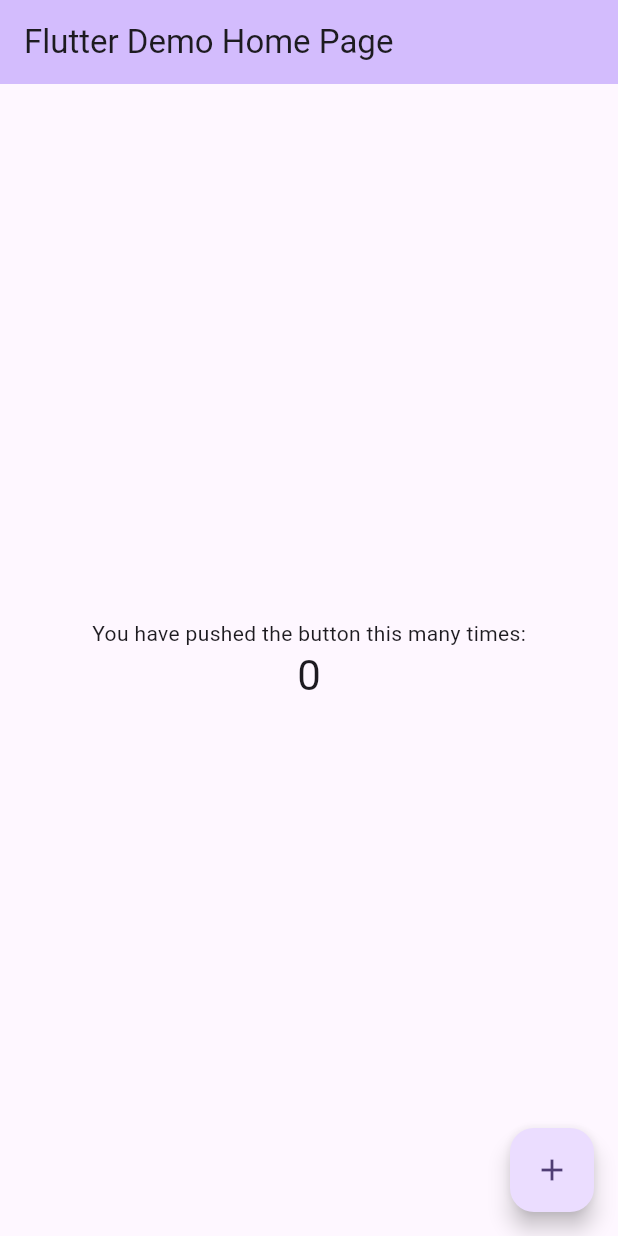
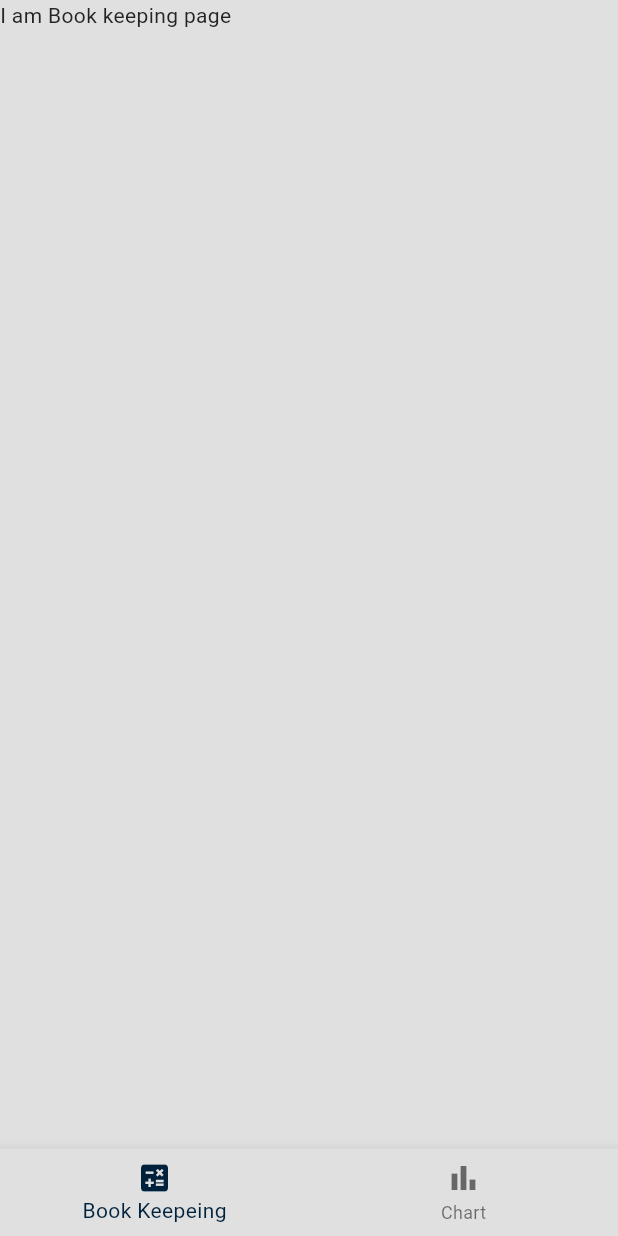
Before and after one commit to TinyMurky/Xpensr, a Flutter app: the screen it shows after launch, on a phone screen of 412 x 824 dp. Run offline on Flutter 3.47's test engine with Material 3 defaults, Android fonts, the phone set to English and light mode, and no system bars.

Commit message:
add botton navigate bar
Add botton Navigate Bar with Bookkeeping and Chart pages

```diff
--- a/lib/core/constants/colors.dart
+++ b/lib/core/constants/colors.dart
@@ -5,8 +5,11 @@ const Color rhoneBlue = Color.fromARGB(255, 206, 226, 223);
 const Color jackDowBlue = Color.fromARGB(255, 21, 2, 1);
 const Color errorRed = Color.fromARGB(255, 224, 83, 61);
 
-const Color darkBackground = Color.fromARGB(255, 18, 18, 18); // 深色背景
-const Color darkSurface = Color.fromARGB(255, 28, 28, 28); // 表面顏色
+const Color white80 = Color.fromARGB(255, 204, 204, 204); // 255 * 80%
+const Color white90 = Color.fromARGB(255, 224, 224, 224); // 255 * 90%
+
+const Color black90 = Color.fromARGB(255, 26, 26, 26); // 深色背景
+const Color darkSurface = Color.fromARGB(255, 51, 51, 51); // 表面顏色
 const Color darkPrimary = Color.fromARGB(255, 0, 82, 147); // 深藍色強調
 const Color darkSecondary = Color.fromARGB(255, 71, 160, 154); // 綠藍色
 const Color darkOnPrimary = Color.fromARGB(255, 240, 248, 255); // 白色文字
--- /dev/null
+++ b/lib/core/constants/screen.dart
@@ -0,0 +1,15 @@
+enum ScreenEnums {
+  bookKeeping, // Main Page, the page user can see all Expense, and with input model
+  chart, // this page user can read the analysis of their spening
+}
+
+
+/// Encapsulate ScreenEnums with index2Enum and Enum2Index function
+extension ScreenEnumsExtension on ScreenEnums {
+
+  /// Get ScreenEnums By input index
+  static ScreenEnums fromIndex (int index) => ScreenEnums.values[index];
+
+  /// Return Index directly, Same as ScreenEnums.chart.index
+  int get toIndex => index;
+}
--- a/lib/core/utils/gloable_theme_data.dart
+++ b/lib/core/utils/gloable_theme_data.dart
@@ -1,3 +1,4 @@
+// Reference:
 // https://medium.com/@nikhithsunil/theme-your-flutter-app-a-guide-to-themedata-and-colorscheme-d8bca920a6b5
 
 import 'package:flutter/material.dart';
@@ -10,7 +11,10 @@ class GloableThemeData {
   // secondary RGB 206, 226, 223 #cee2df 隆河, onSecondary RGB 21, 2, 1 #150201 寒鴉
 
   static final Color _lightFocusColor = Colors.black.withValues(alpha: 30);
+  static final Color _lightBackgroundColor = white90;
+
   static final Color _darkFocusColor = Colors.white.withValues(alpha: 30);
+  static final Color _darkBackgroundColor = black90;
 
   static const ColorScheme lightColorScheme = ColorScheme(
     primary: byzantiumBlue,
@@ -39,19 +43,30 @@ class GloableThemeData {
   static ThemeData lightThemeData = themeData(
     colorScheme: lightColorScheme,
     focusColor: _lightFocusColor,
+    backgroundColor: _lightBackgroundColor,
   );
 
   static ThemeData darkThemeData = themeData(
     colorScheme: darkColorScheme,
     focusColor: _darkFocusColor,
+    backgroundColor: _darkBackgroundColor,
   );
 
   /// Return theme data by colorScheme and focus color
+  /// Put setting that is common between light mode and dark mode in `defaultThemeData`
   /// focusColor : This color is used by widgets like TextFields and TextFormField to indicate the widget has a primary focus.
   static ThemeData themeData({
     required ColorScheme colorScheme,
     required Color focusColor,
+    required Color backgroundColor,
   }) {
-    return ThemeData(colorScheme: colorScheme, focusColor: focusColor);
+    final ThemeData defaultThemeData = ThemeData(
+      colorScheme: colorScheme,
+      focusColor: focusColor,
+      canvasColor: backgroundColor,
+      scaffoldBackgroundColor: backgroundColor,
+      highlightColor: Colors.transparent,
+    );
+    return defaultThemeData;
   }
 }
--- a/lib/main.dart
+++ b/lib/main.dart
@@ -1,125 +1,7 @@
 import 'package:flutter/material.dart';
 
+import 'package:expense_tracker_app/xpensr.dart';
+
 void main() {
-  runApp(const MyApp());
+  runApp(const Xpensr());
 }
-
-class MyApp extends StatelessWidget {
-  const MyApp({super.key});
-
-  // This widget is the root of your application.
-  @override
-  Widget build(BuildContext context) {
-    return MaterialApp(
-      title: 'Flutter Demo',
-      theme: ThemeData(
-        // This is the theme of your application.
-        //
-        // TRY THIS: Try running your application with "flutter run". You'll see
-        // the application has a purple toolbar. Then, without quitting the app,
-        // try changing the seedColor in the colorScheme below to Colors.green
-        // and then invoke "hot reload" (save your changes or press the "hot
-        // reload" button in a Flutter-supported IDE, or press "r" if you used
-        // the command line to start the app).
-        //
-        // Notice that the counter didn't reset back to zero; the application
-        // state is not lost during the reload. To reset the state, use hot
-        // restart instead.
-        //
-        // This works for code too, not just values: Most code changes can be
-        // tested with just a hot reload.
-        colorScheme: ColorScheme.fromSeed(seedColor: Colors.deepPurple),
-        useMaterial3: true,
-      ),
-      home: const MyHomePage(title: 'Flutter Demo Home Page'),
-    );
-  }
-}
-
-class MyHomePage extends StatefulWidget {
-  const MyHomePage({super.key, required this.title});
-
-  // This widget is the home page of your application. It is stateful, meaning
-  // that it has a State object (defined below) that contains fields that affect
-  // how it looks.
-
-  // This class is the configuration for the state. It holds the values (in this
-  // case the title) provided by the parent (in this case the App widget) and
-  // used by the build method of the State. Fields in a Widget subclass are
-  // always marked "final".
-
-  final String title;
-
-  @override
-  State<MyHomePage> createState() => _MyHomePageState();
-}
-
-class _MyHomePageState extends State<MyHomePage> {
-  int _counter = 0;
-
-  void _incrementCounter() {
-    setState(() {
-      // This call to setState tells the Flutter framework that something has
-      // changed in this State, which causes it to rerun the build method below
-      // so that the display can reflect the updated values. If we changed
-      // _counter without calling setState(), then the build method would not be
-      // called again, and so nothing would appear to happen.
-      _counter++;
-    });
-  }
-
-  @override
-  Widget build(BuildContext context) {
-    // This method is rerun every time setState is called, for instance as done
-    // by the _incrementCounter method above.
-    //
-    // The Flutter framework has been optimized to make rerunning build methods
-    // fast, so that you can just rebuild anything that needs updating rather
-    // than having to individually change instances of widgets.
-    return Scaffold(
-      appBar: AppBar(
-        // TRY THIS: Try changing the color here to a specific color (to
-        // Colors.amber, perhaps?) and trigger a hot reload to see the AppBar
-        // change color while the other colors stay the same.
-        backgroundColor: Theme.of(context).colorScheme.inversePrimary,
-        // Here we take the value from the MyHomePage object that was created by
-        // the App.build method, and use it to set our appbar title.
-        title: Text(widget.title),
-      ),
-      body: Center(
-        // Center is a layout widget. It takes a single child and positions it
-        // in the middle of the parent.
-        child: Column(
-          // Column is also a layout widget. It takes a list of children and
-          // arranges them vertically. By default, it sizes itself to fit its
-          // children horizontally, and tries to be as tall as its parent.
-          //
-          // Column has various properties to control how it sizes itself and
-          // how it positions its children. Here we use mainAxisAlignment to
-          // center the children vertically; the main axis here is the vertical
-          // axis because Columns are vertical (the cross axis would be
-          // horizontal).
-          //
-          // TRY THIS: Invoke "debug painting" (choose the "Toggle Debug Paint"
-          // action in the IDE, or press "p" in the console), to see the
-          // wireframe for each widget.
-          mainAxisAlignment: MainAxisAlignment.center,
-          children: <Widget>[
-            const Text(
-              'You have pushed the button this many times:',
-            ),
-            Text(
-              '$_counter',
-              style: Theme.of(context).textTheme.headlineMedium,
-            ),
-          ],
-        ),
-      ),
-      floatingActionButton: FloatingActionButton(
-        onPressed: _incrementCounter,
-        tooltip: 'Increment',
-        child: const Icon(Icons.add),
-      ), // This trailing comma makes auto-formatting nicer for build methods.
-    );
-  }
-}
--- /dev/null
+++ b/lib/screens/book_keeping_screen.dart
@@ -0,0 +1,18 @@
+import 'package:flutter/material.dart';
+
+/// User can enter their expense and gain in here
+class BookKeepingScreen extends StatefulWidget {
+  const BookKeepingScreen({super.key});
+
+  @override
+  State<BookKeepingScreen> createState() {
+    return _BookKeepingScreenState();
+  }
+}
+
+class _BookKeepingScreenState extends State<BookKeepingScreen> {
+  @override
+  Widget build(BuildContext context) {
+    return Text('I am Book keeping page');
+  }
+}
--- /dev/null
+++ b/lib/screens/chart_screen.dart
@@ -0,0 +1,18 @@
+import 'package:flutter/material.dart';
+
+class ChartScreen extends StatefulWidget {
+  const ChartScreen({super.key});
+
+  @override
+  State<ChartScreen> createState() {
+    return _ChartScreenState();
+  }
+}
+
+class _ChartScreenState extends State<ChartScreen> {
+  @override
+    Widget build(BuildContext context) {
+
+      return Text("I am Chart");
+    }
+}
--- /dev/null
+++ b/lib/screens/main_screen.dart
@@ -0,0 +1,72 @@
+// Reference:
+// https://juejin.cn/post/6973534234233274404
+// https://api.flutter.dev/flutter/material/BottomNavigationBar-class.html
+
+import 'package:flutter/material.dart';
+
+import 'package:expense_tracker_app/core/constants/screen.dart';
+import 'package:expense_tracker_app/screens/book_keeping_screen.dart';
+import 'package:expense_tracker_app/screens/chart_screen.dart';
+
+
+/// This is the Navigation Bar page
+class MainScreen extends StatefulWidget {
+  const MainScreen({super.key});
+
+  @override
+  State<MainScreen> createState() {
+    return _MainScreenState();
+  }
+}
+
+class _MainScreenState extends State<MainScreen> {
+  ScreenEnums _currentScreen = ScreenEnums.bookKeeping;
+
+  /// The pages that will be present when _currentScreen is changed
+  /// use `late` because I don't want it to be rebuild every time screen been changed
+  /// init in initState()
+  late List<Widget> screensWillBeDisplayed;
+
+  /// When Button is pressed, change current screen enum
+  void _changeScreenByIndex(int index) {
+    final ScreenEnums nextScreen = ScreenEnumsExtension.fromIndex(index);
+
+    setState(() {
+      _currentScreen = nextScreen;
+    });
+  }
+
+  @override
+    void initState() {
+      super.initState();
+
+      screensWillBeDisplayed = [
+        BookKeepingScreen(),
+        ChartScreen(),
+      ];
+    }
+
+  @override
+  Widget build(BuildContext context) {
+    return Scaffold(
+      body: IndexedStack(
+        index: _currentScreen.toIndex,
+        children: screensWillBeDisplayed,
+      ),
+      bottomNavigationBar: BottomNavigationBar(
+        currentIndex: _currentScreen.toIndex,
+        onTap: _changeScreenByIndex,
+        items: const <BottomNavigationBarItem>[
+          BottomNavigationBarItem(
+            icon: Icon(Icons.calculate),
+            label: 'Book Keepeing'
+          ),
+          BottomNavigationBarItem(
+            icon: Icon(Icons.bar_chart),
+            label: 'Chart'
+          ),
+        ],
+      ),
+    );
+  }
+}
--- /dev/null
+++ b/lib/xpensr.dart
@@ -0,0 +1,20 @@
+import 'package:flutter/material.dart';
+
+import 'package:expense_tracker_app/core/utils/gloable_theme_data.dart';
+import 'package:expense_tracker_app/screens/main_screen.dart';
+
+class Xpensr extends StatelessWidget{
+  const Xpensr({super.key});
+
+  @override
+  Widget build(BuildContext context) {
+    return MaterialApp(
+      debugShowCheckedModeBanner: true,
+      title: 'Xpensr',
+      themeMode: ThemeMode.system,
+      theme: GloableThemeData.lightThemeData,
+      darkTheme: GloableThemeData.darkThemeData,
+      home: MainScreen(),
+    );
+  }
+}
```
